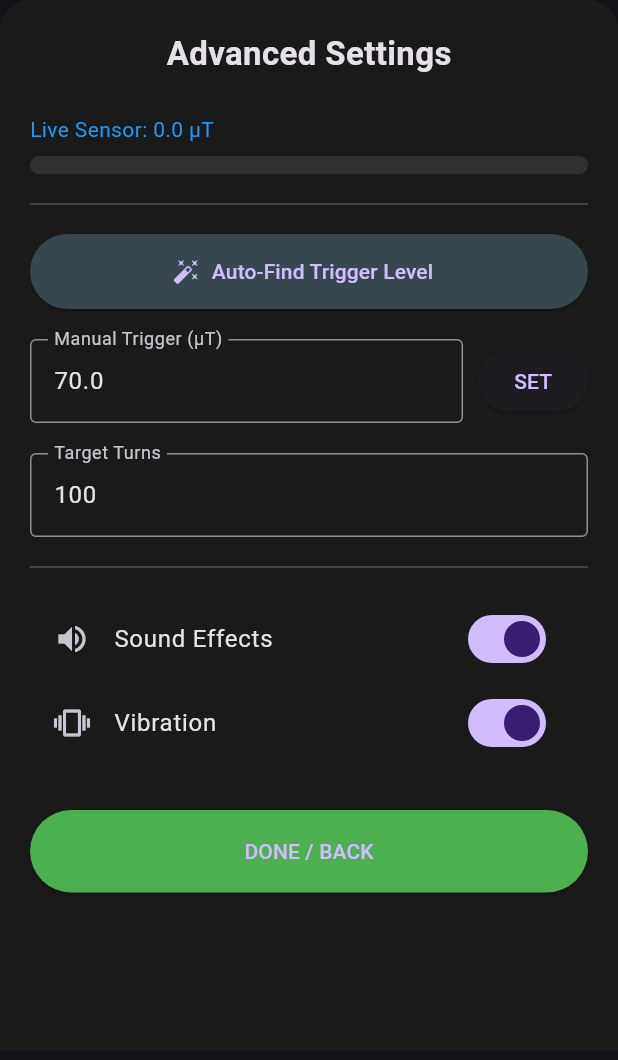
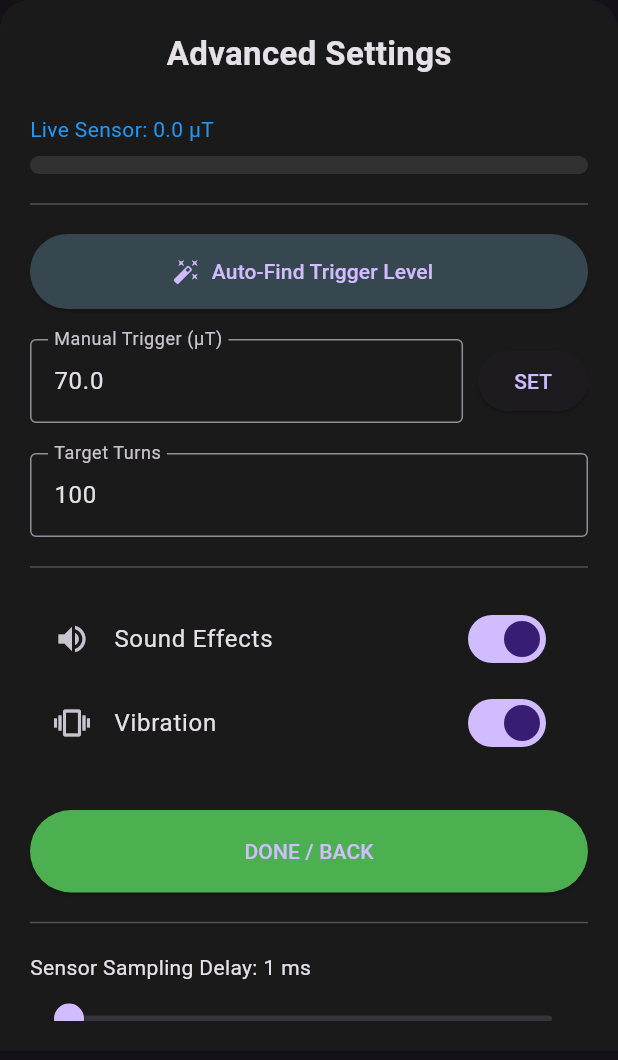
Before and after one commit to AMKOSHESH/coil-counter-flutter, a Flutter app: the SettingsSheet widget shown alone on an empty page, opened directly, on a phone screen of 412 x 824 dp. Shown: the top 1060 px of the screen. Run offline on Flutter 3.47's test engine with Material 3 defaults, Android fonts, the light colour scheme and no system bars; our stand-ins replace audioplayers, fl_chart, sensors_plus, vibration; statements that could not run were skipped.

Commit message:
Implement slider for sensor sampling delay adjustment
Added a slider to adjust sensor sampling delay.

```diff
--- a/lib/ui/settings_sheet.dart
+++ b/lib/ui/settings_sheet.dart
@@ -131,6 +131,20 @@ class _SettingsSheetState extends State<SettingsSheet> {
               ),
               child: const Text('DONE / BACK'),
             ),
+            // ... بخش‌های قبلی ثابت ...
+            const Divider(height: 40, color: Colors.white24),
+
+            Text('Sensor Sampling Delay: ${c.sensorIntervalMs} ms'),
+            Slider(
+              value: c.sensorIntervalMs.toDouble(),
+              min: 1,
+              max: 100,
+              divisions: 99,
+              onChanged: (v) => c.setSensorInterval(v.toInt()),
+            ),
+            const Text('Lower = Faster (Dependent on Phone Hardware)',
+              style: TextStyle(fontSize: 10, color: Colors.grey)),
+// ... باقی‌مانده دکمه‌ها ...
           ],
         ),
       ),
```
